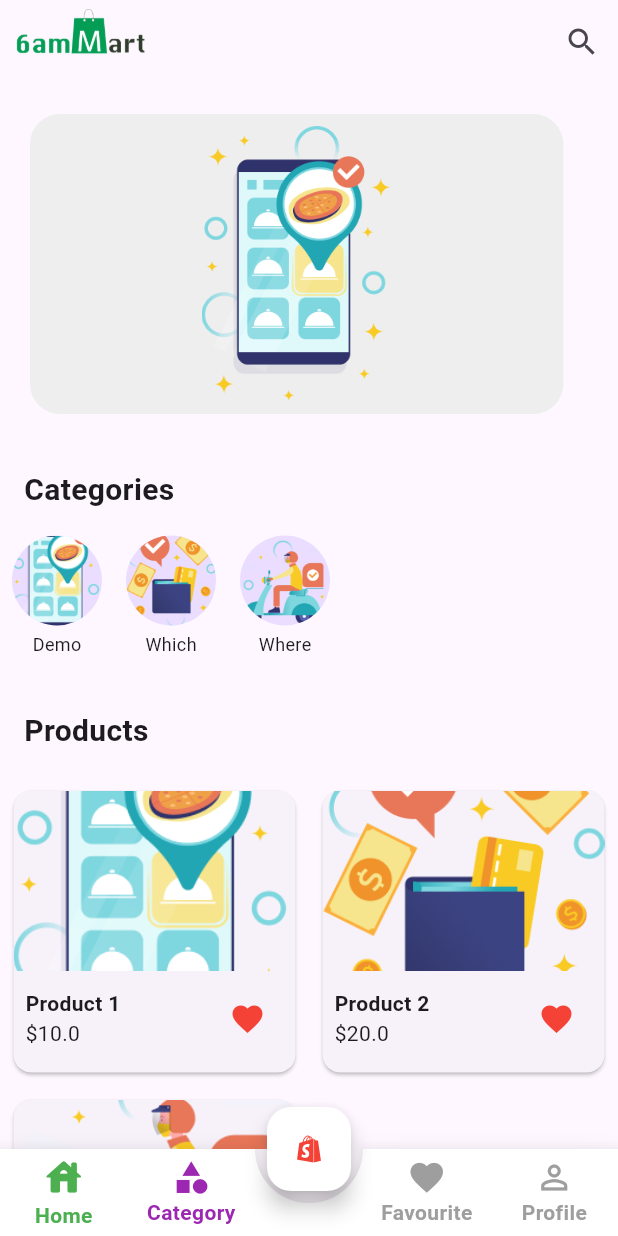
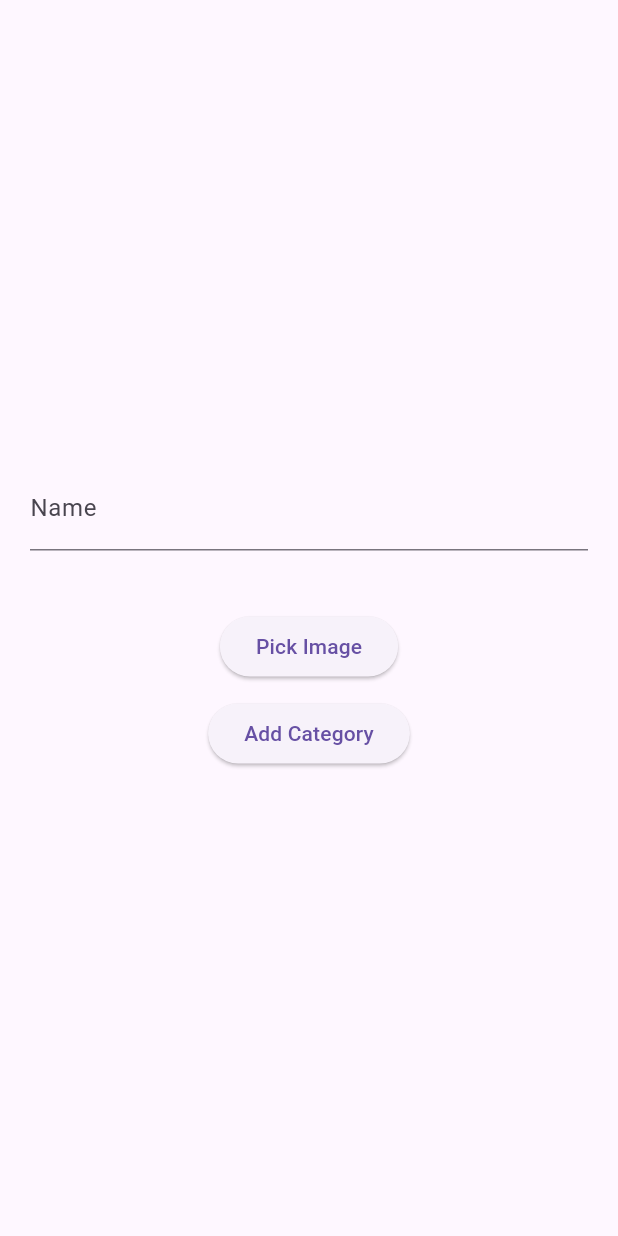
Before and after one commit to Karan9991/ecom, a Flutter app: the screen it shows after launch, on a phone screen of 412 x 824 dp. Run offline on Flutter 3.47's test engine with Material 3 defaults, Android fonts, the phone set to English and light mode, and no system bars; drawn by our look-alikes of carousel_slider, stylish_bottom_bar; our stand-ins replace cloud_firestore, firebase_auth, firebase_core, firebase_storage, get, get_storage and 1 more; accounts and stored records are empty.

Commit message:
admin add category

```diff
--- /dev/null
+++ b/lib/admin/categories.dart
@@ -0,0 +1,171 @@
+import 'dart:io';
+
+import 'package:cloud_firestore/cloud_firestore.dart';
+import 'package:firebase_storage/firebase_storage.dart';
+import 'package:flutter/material.dart';
+import 'package:image_picker/image_picker.dart';
+
+class Categories extends StatefulWidget {
+  const Categories({super.key});
+
+  @override
+  State<Categories> createState() => _CategoriesState();
+}
+
+class _CategoriesState extends State<Categories> {
+  final _storage = FirebaseStorage.instance;
+  final _firestore = FirebaseFirestore.instance;
+  final _imagePicker = ImagePicker();
+  TextEditingController nameController = TextEditingController();
+
+  File? _imageFile;
+
+  Future<void> pickImage() async {
+    final pickedImage =
+        await _imagePicker.pickImage(source: ImageSource.gallery);
+
+    if (pickedImage != null) {
+      _imageFile = File(pickedImage.path);
+    }
+  }
+
+  Future<void> adCategory(String name) async {
+    final ref = _storage.ref('categories').child(name);
+    await ref.putFile(_imageFile!);
+    final imageUrl = await ref.getDownloadURL();
+    _firestore
+        .collection('categories')
+        .add({'name': name, 'imageUrl': imageUrl});
+  }
+
+  @override
+  Widget build(BuildContext context) {
+    return Scaffold(
+      body: Padding(
+        padding: const EdgeInsets.all(20.0),
+        child: Column(
+          mainAxisAlignment: MainAxisAlignment.center,
+          children: [
+            TextField(
+              controller: nameController,
+              decoration: const InputDecoration(labelText: 'Name'),
+            ),
+            const SizedBox(
+              height: 40,
+            ),
+            ElevatedButton(
+                onPressed: pickImage, child: const Text('Pick Image')),
+            const SizedBox(
+              height: 10,
+            ),
+            ElevatedButton(
+                onPressed: () {
+                  adCategory(nameController.text);
+                },
+                child: Text('Add Category'))
+          ],
+        ),
+      ),
+    );
+  }
+}
+
+
+
+// import 'dart:io';
+
+// import 'package:cloud_firestore/cloud_firestore.dart';
+// import 'package:firebase_storage/firebase_storage.dart';
+// import 'package:flutter/material.dart';
+// import 'package:image_picker/image_picker.dart';
+
+// class AddCategoryScreen extends StatefulWidget {
+//   @override
+//   _AddCategoryScreenState createState() => _AddCategoryScreenState();
+// }
+
+// class _AddCategoryScreenState extends State<AddCategoryScreen> {
+//   late String _categoryName;
+//   File? _imageFile;
+//   final picker = ImagePicker();
+
+//   Future<void> _pickImage() async {
+//     final pickedFile = await picker.pickImage(source: ImageSource.gallery);
+//     if (pickedFile != null) {
+//       setState(() {
+//         _imageFile = File(pickedFile.path);
+//       });
+//     }
+//   }
+
+//   Future<void> _uploadCategory() async {
+//     if (_imageFile == null || _categoryName.isEmpty) {
+//       // Handle error if image or category name is not provided
+//       return;
+//     }
+
+//     try {
+//       // Upload image to Firebase Storage
+//       final ref = FirebaseStorage.instance.ref().child('categories').child(_categoryName);
+//       await ref.putFile(_imageFile!);
+//       final imageUrl = await ref.getDownloadURL();
+
+//       // Store category name and image URL in Firestore
+//       await FirebaseFirestore.instance.collection('categories').doc(_categoryName).set({
+//         'name': _categoryName,
+//         'imageUrl': imageUrl,
+//       });
+
+//       // Reset state after successful upload
+//       setState(() {
+//         _categoryName = '';
+//         _imageFile = null;
+//       });
+
+//       // Show success message
+//       ScaffoldMessenger.of(context).showSnackBar(SnackBar(
+//         content: Text('Category uploaded successfully'),
+//         backgroundColor: Colors.green,
+//       ));
+//     } catch (e) {
+//       // Handle any errors that occur during upload
+//       ScaffoldMessenger.of(context).showSnackBar(SnackBar(
+//         content: Text('Error uploading category: $e'),
+//         backgroundColor: Colors.red,
+//       ));
+//     }
+//   }
+
+//   @override
+//   Widget build(BuildContext context) {
+//     return Scaffold(
+//       appBar: AppBar(
+//         title: Text('Add Category'),
+//       ),
+//       body: Padding(
+//         padding: const EdgeInsets.all(16.0),
+//         child: Column(
+//           crossAxisAlignment: CrossAxisAlignment.stretch,
+//           children: [
+//             TextFormField(
+//               decoration: InputDecoration(labelText: 'Category Name'),
+//               onChanged: (value) => _categoryName = value,
+//             ),
+//             SizedBox(height: 20),
+//             _imageFile == null
+//                 ? ElevatedButton(
+//                     onPressed: _pickImage,
+//                     child: Text('Pick an Image'),
+//                   )
+//                 : Image.file(_imageFile!),
+//             SizedBox(height: 20),
+//             ElevatedButton(
+//               onPressed: _uploadCategory,
+//               child: Text('Upload Category'),
+//             ),
+//           ],
+//         ),
+//       ),
+//     );
+//   }
+// }
--- a/lib/main.dart
+++ b/lib/main.dart
@@ -1,3 +1,4 @@
+import 'package:ecom/admin/categories.dart';
 import 'package:ecom/firebase_options.dart';
 import 'package:ecom/screens/home/home_screen.dart';
 import 'package:firebase_core/firebase_core.dart';
@@ -29,7 +30,7 @@ class MainApp extends StatelessWidget {
       theme: ThemeData(
         primaryColor: Colors.green,
       ),
-      home: HomeScreen(),
+      home: Categories(),
     );
   }
 }
--- a/lib/screens/home/banner.dart
+++ b/lib/screens/home/banner.dart
@@ -1,17 +1,50 @@
 import 'package:carousel_slider/carousel_slider.dart';
+import 'package:cloud_firestore/cloud_firestore.dart';
 import 'package:flutter/material.dart';
 
 class Banner extends StatelessWidget {
+  // List<String> banners = [
+  //   'assets/images/onboard_1.png',
+  //   'assets/images/onboard_2.png',
+  //   'assets/images/onboard_3.png',
+  //   'assets/images/banner1.png',
+  //   'assets/images/banner2.png',
+  //   'assets/images/banner_bg.png',
+  // ];
 
-  List<String> banners = [
-    'assets/images/onboard_1.png',
-    'assets/images/onboard_2.png',
-    'assets/images/onboard_3.png',
-    'assets/images/banner1.png',
-    'assets/images/banner2.png',
-    'assets/images/banner_bg.png',
-  ];
-
+  // @override
+  // Widget build(BuildContext context) {
+  //   return Padding(
+  //     padding: const EdgeInsets.all(20),
+  //     child: Container(
+  //       height: 200,
+  //       decoration: BoxDecoration(
+  //           color: Colors.grey[200], borderRadius: BorderRadius.circular(20.0)),
+  //       child: CarouselSlider.builder(
+  //         itemCount: banners.length,
+  //         options: CarouselOptions(
+  //           autoPlay: true, // Set to true for auto-playing
+  //           aspectRatio: 16 / 9, // Adjust aspect ratio as needed
+  //           enlargeCenterPage: true, // Set to true for larger centered items
+  //           viewportFraction: 0.8, // Adjust to show more or less of the items
+  //         ),
+  //         itemBuilder: (context, index, realIndex) {
+  //           return Padding(
+  //             padding: const EdgeInsets.all(8.0),
+  //             child: ClipRRect(
+  //               borderRadius: BorderRadius.circular(
+  //                   20.0), // Adjust the value according to your preference
+  //               child: Image.asset(
+  //                 banners[index],
+  //                 fit: BoxFit.cover,
+  //               ),
+  //             ),
+  //           );
+  //         },
+  //       ),
+  //     ),
+  //   );
+  // }
 
   @override
   Widget build(BuildContext context) {
@@ -20,26 +53,46 @@ class Banner extends StatelessWidget {
       child: Container(
         height: 200,
         decoration: BoxDecoration(
-            color: Colors.grey[200], borderRadius: BorderRadius.circular(20.0)),
-        child: CarouselSlider.builder(
+          color: Colors.grey[200],
+          borderRadius: BorderRadius.circular(20.0),
+        ),
+        child: StreamBuilder(
+          stream: FirebaseFirestore.instance.collection('banners').snapshots(),
+          builder: (context, AsyncSnapshot<QuerySnapshot> snapshot) {
+            if (snapshot.connectionState == ConnectionState.waiting) {
+              return Center(child: CircularProgressIndicator());
+            }
+            if (snapshot.hasError) {
+              return Center(child: Text('Error: ${snapshot.error}'));
+            }
+            final banners = snapshot.data!.docs;
+            return CarouselSlider.builder(
               itemCount: banners.length,
               options: CarouselOptions(
-            autoPlay: true, // Set to true for auto-playing
-            aspectRatio: 16 / 9, // Adjust aspect ratio as needed
-            enlargeCenterPage: true, // Set to true for larger centered items
-            viewportFraction: 0.8, // Adjust to show more or less of the items
+                autoPlay: true,
+                aspectRatio: 16 / 9,
+                enlargeCenterPage: true,
+                viewportFraction: 0.8,
               ),
               itemBuilder: (context, index, realIndex) {
+                final banner = banners[index];
+                debugPrint('banner $banner');
+
+                final imageUrl = banner['imageUrl'];
+
+                debugPrint('imageurl $imageUrl');
+
                 return Padding(
                   padding: const EdgeInsets.all(8.0),
                   child: ClipRRect(
-                borderRadius: BorderRadius.circular(
-                    20.0), // Adjust the value according to your preference
-                child: Image.asset(
-                  banners[index],
+                    borderRadius: BorderRadius.circular(20.0),
+                    child: Image.network(
+                      imageUrl,
                       fit: BoxFit.cover,
                     ),
                   ),
+                );
+              },
             );
           },
         ),
--- a/lib/screens/home/categories.dart
+++ b/lib/screens/home/categories.dart
@@ -15,7 +15,7 @@ class CategorySection extends StatelessWidget {
     return Column(
       crossAxisAlignment: CrossAxisAlignment.start,
       children: [
-        Padding(
+       const Padding(
           padding: EdgeInsets.all(16.0),
           child: Text(
             'Categories',
@@ -29,17 +29,17 @@ class CategorySection extends StatelessWidget {
             itemCount: categories.length,
             itemBuilder: (context, index) {
               return Padding(
-                padding: EdgeInsets.symmetric(horizontal: 8.0),
+                padding:const EdgeInsets.symmetric(horizontal: 8.0),
                 child: Column(
                   children: [
                     CircleAvatar(
                       radius: 30,
                       backgroundImage: AssetImage(categoryImages[index]),
                     ),
-                    SizedBox(height: 4),
+                   const SizedBox(height: 4),
                     Text(
                       categories[index],
-                      style: TextStyle(fontSize: 12),
+                      style:const TextStyle(fontSize: 12),
                     ),
                   ],
                 ),
--- a/lib/screens/home/home_screen.dart
+++ b/lib/screens/home/home_screen.dart
@@ -1,7 +1,5 @@
 import 'package:ecom/controller/home_controller.dart';
-import 'package:ecom/screens/home/banner.dart' as banner;
-import 'package:ecom/screens/home/categories.dart';
-import 'package:ecom/screens/home/products.dart';
+import 'package:ecom/screens/home/home.dart';
 import 'package:flutter/material.dart';
 import 'package:get/get.dart';
 import 'package:stylish_bottom_bar/model/bar_items.dart';
@@ -15,20 +13,18 @@ class HomeScreen extends StatefulWidget {
 }
 
 class _HomeScreenState extends State<HomeScreen> {
-  final HomeController controller = Get.put(HomeController());
   dynamic selected;
   PageController pageController = PageController();
 
   @override
   void dispose() {
-    controller.dispose();
+    pageController.dispose();
     super.dispose();
   }
 
   @override
   Widget build(BuildContext context) {
     return Scaffold(
-      // extendBody: true,
       appBar: AppBar(
         flexibleSpace: Padding(
           padding: EdgeInsets.fromLTRB(10, 0, 0, 10),
@@ -53,10 +49,8 @@ class _HomeScreenState extends State<HomeScreen> {
       ),
       bottomNavigationBar: StylishBottomBar(
         option: AnimatedBarOptions(
-          // iconSize: 32,
           barAnimation: BarAnimation.fade,
           iconStyle: IconStyle.animated,
-          // opacity: 0.3,
         ),
         items: [
           BottomBarItem(
@@ -64,11 +58,8 @@ class _HomeScreenState extends State<HomeScreen> {
               Icons.house_outlined,
             ),
             selectedIcon: const Icon(Icons.house_rounded),
-            // selectedColor: Colors.teal,
             backgroundColor: Colors.greenAccent,
             title: const Text('Home'),
-            //badge: const Text('9+'),
-            // showBadge: true,
           ),
           BottomBarItem(
             icon: const Icon(Icons.category),
@@ -111,13 +102,10 @@ class _HomeScreenState extends State<HomeScreen> {
       ),
       floatingActionButton: FloatingActionButton(
         backgroundColor: Colors.white,
-        // shape: CircleBorder(),
         onPressed: () {
           setState(() {
-            //  heart = !heart;
           });
         },
-        // backgroundColor: Colors.white,
         child: Icon(
           Icons.shopify_sharp,
           color: Colors.red,
@@ -143,29 +131,3 @@ class _HomeScreenState extends State<HomeScreen> {
     );
   }
 }
-
-class Home extends StatelessWidget {
-  const Home({
-    super.key,
-  });
-
-  @override
-  Widget build(BuildContext context) {
-    return SingleChildScrollView(
-      child: Column(
-        crossAxisAlignment: CrossAxisAlignment.start,
-        children: [
-          // Banners
-          banner.Banner(),
-
-          // Categories
-
-          CategorySection(),
-          // Products
-
-          Products(),
-        ],
-      ),
-    );
-  }
-}
--- a/lib/screens/home/testt.dart
+++ b/lib/screens/home/testt.dart
@@ -1,3 +1,4 @@
+import 'package:ecom/screens/home/home.dart';
 import 'package:ecom/screens/home/home_screen.dart';
 import 'package:flutter/material.dart';
 import 'package:stylish_bottom_bar/model/bar_items.dart';
--- a/pubspec.yaml
+++ b/pubspec.yaml
@@ -13,10 +13,12 @@ dependencies:
   get: ^4.6.6
   firebase_auth: ^4.17.6
   firebase_core: ^2.25.5
+  firebase_storage: ^11.6.8
   cloud_firestore: ^4.15.6
   get_storage: ^2.1.1
   carousel_slider: ^4.2.1
   stylish_bottom_bar: ^1.0.3
+  image_picker: ^1.0.7
 
 dev_dependencies:
   flutter_test:
```
Also changed, not shown: lib/admin/banners.dart (added, +88 -0 lines), lib/screens/home/home.dart (added, +27 -0 lines), pubspec.lock, 5 other files. Lines whose indentation alone changed are shown as unchanged.
